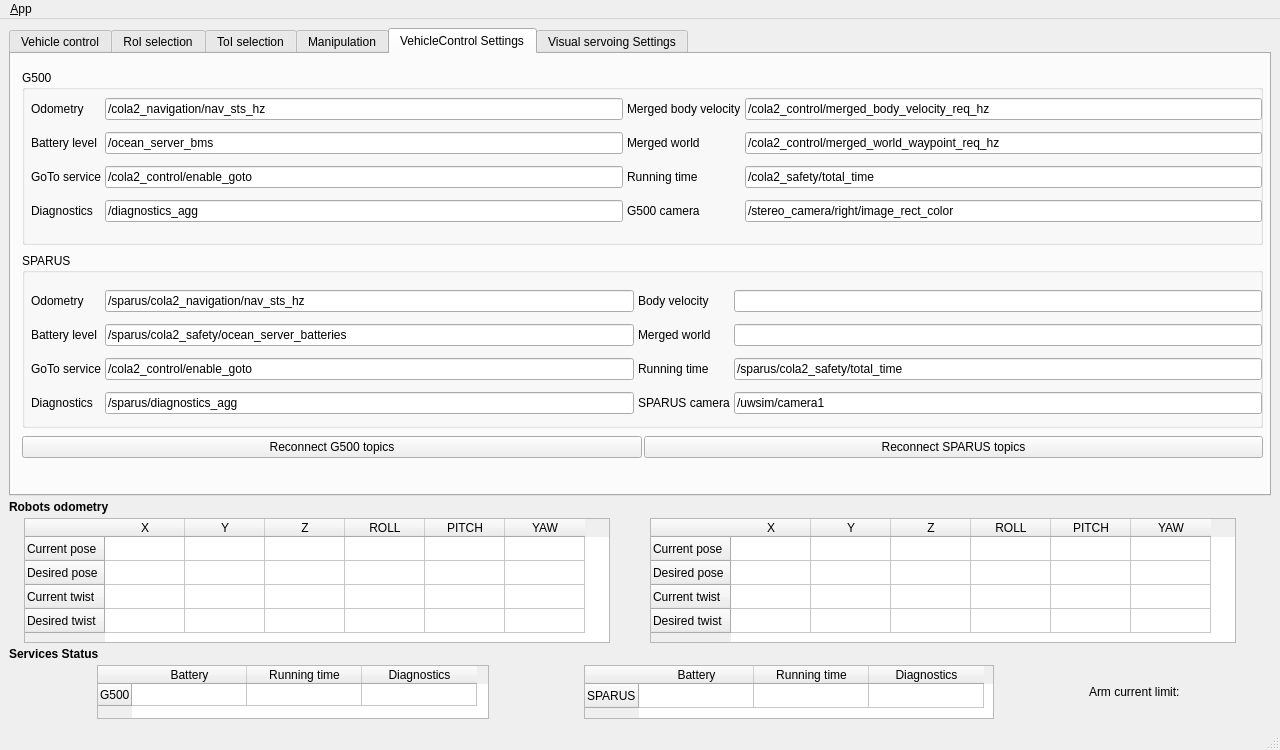
The window that ui/main_window.ui (jcgarsan/merbots_gui) describes before a commit, drawn with Qt 5.
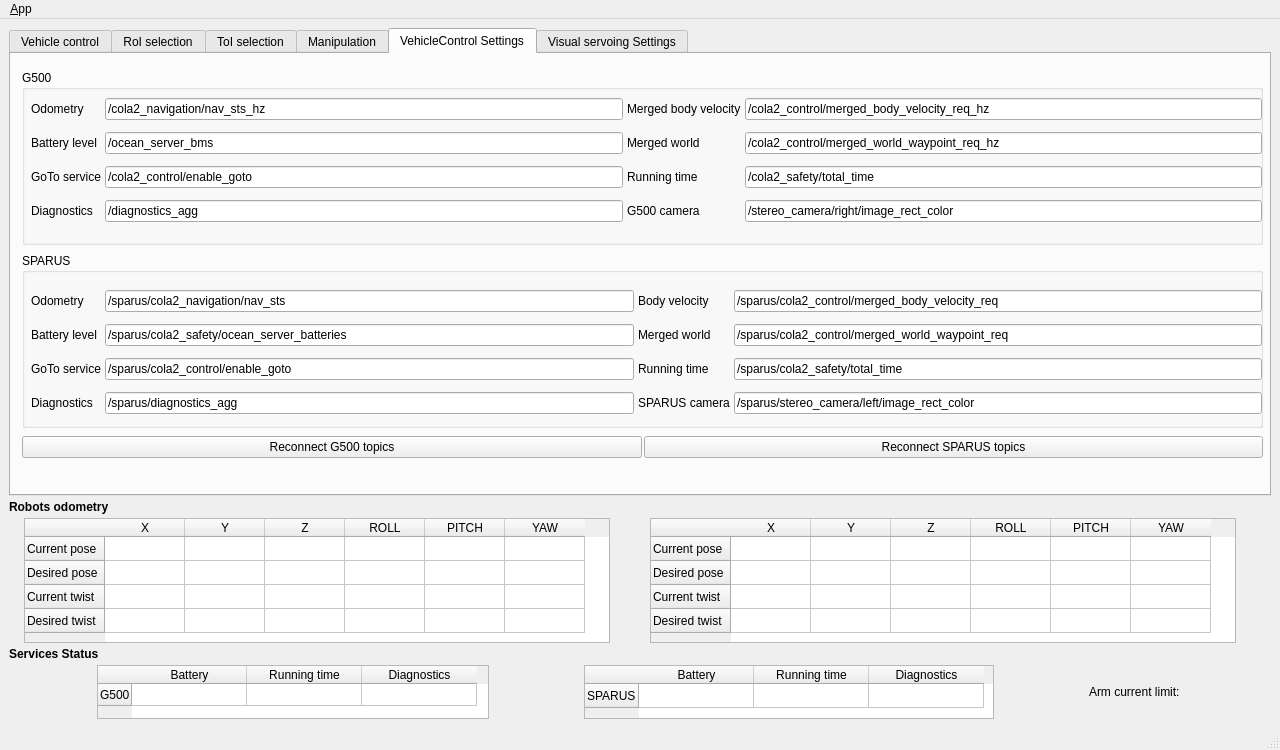
The same window after the commit. The open tabs and pages were chosen to show the change. Icons and pictures are not drawn.

Commit message: Predefined Sparus topics modified

What changed in the file:
```diff
--- a/ui/main_window.ui
+++ b/ui/main_window.ui
@@ -2225,7 +2225,7 @@
                <item row="2" column="1">
                 <widget class="QLineEdit" name="sparusTopicGoToService">
                  <property name="text">
-                  <string>/cola2_control/enable_goto</string>
+                  <string>/sparus/cola2_control/enable_goto</string>
                  </property>
                 </widget>
                </item>
@@ -2239,7 +2239,7 @@
                <item row="3" column="4">
                 <widget class="QLineEdit" name="sparusCameraTopic">
                  <property name="text">
-                  <string>/uwsim/camera1</string>
+                  <string>/sparus/stereo_camera/left/image_rect_color</string>
                  </property>
                 </widget>
                </item>
@@ -2267,7 +2267,7 @@
                <item row="0" column="1">
                 <widget class="QLineEdit" name="sparusTopicOdometry">
                  <property name="text">
-                  <string>/sparus/cola2_navigation/nav_sts_hz</string>
+                  <string>/sparus/cola2_navigation/nav_sts</string>
                  </property>
                 </widget>
                </item>
@@ -2300,10 +2300,18 @@
                 </widget>
                </item>
                <item row="0" column="4">
-                <widget class="QLineEdit" name="sparusTopicMergedBodyVel"/>
+                <widget class="QLineEdit" name="sparusTopicMergedBodyVel">
+                 <property name="text">
+                  <string>/sparus/cola2_control/merged_body_velocity_req</string>
+                 </property>
+                </widget>
                </item>
                <item row="1" column="4">
-                <widget class="QLineEdit" name="sparusTopicMergedWorld"/>
+                <widget class="QLineEdit" name="sparusTopicMergedWorld">
+                 <property name="text">
+                  <string>/sparus/cola2_control/merged_world_waypoint_req</string>
+                 </property>
+                </widget>
                </item>
                <item row="2" column="4">
                 <widget class="QLineEdit" name="sparusTopicRunningTime">
```
Left out of the diff: 4 changed lines with no effect on the pictures.
